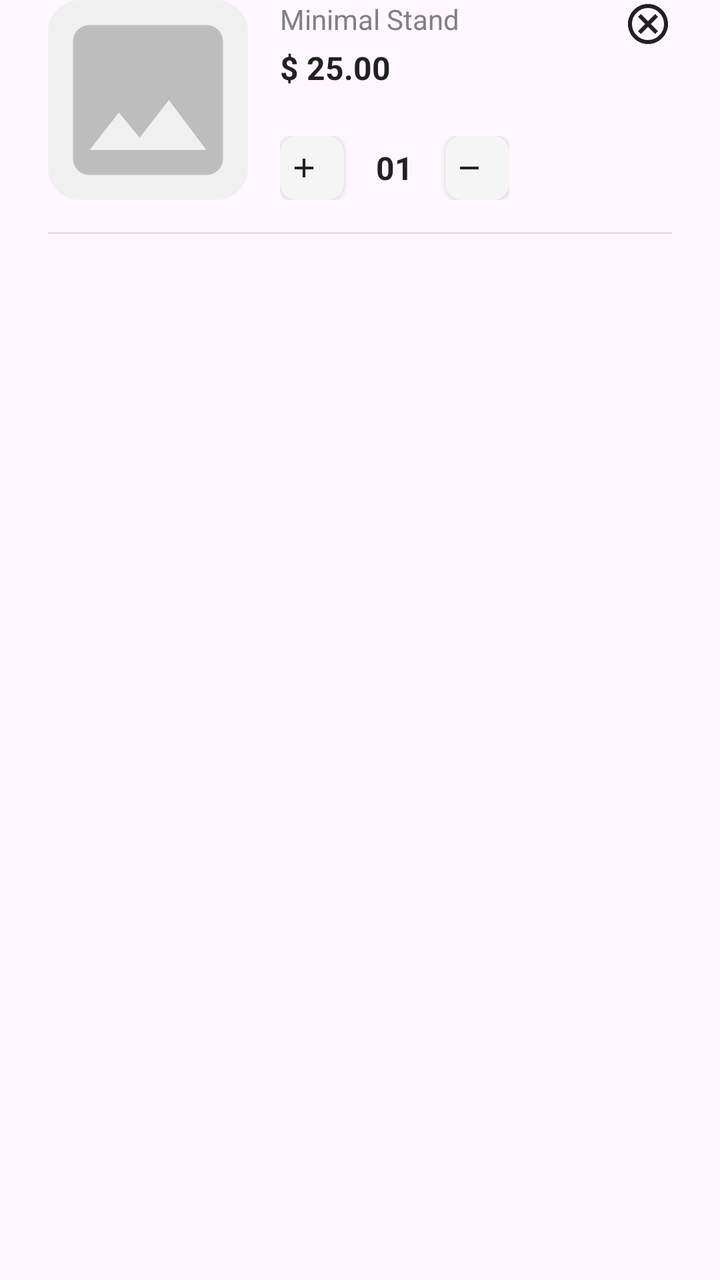
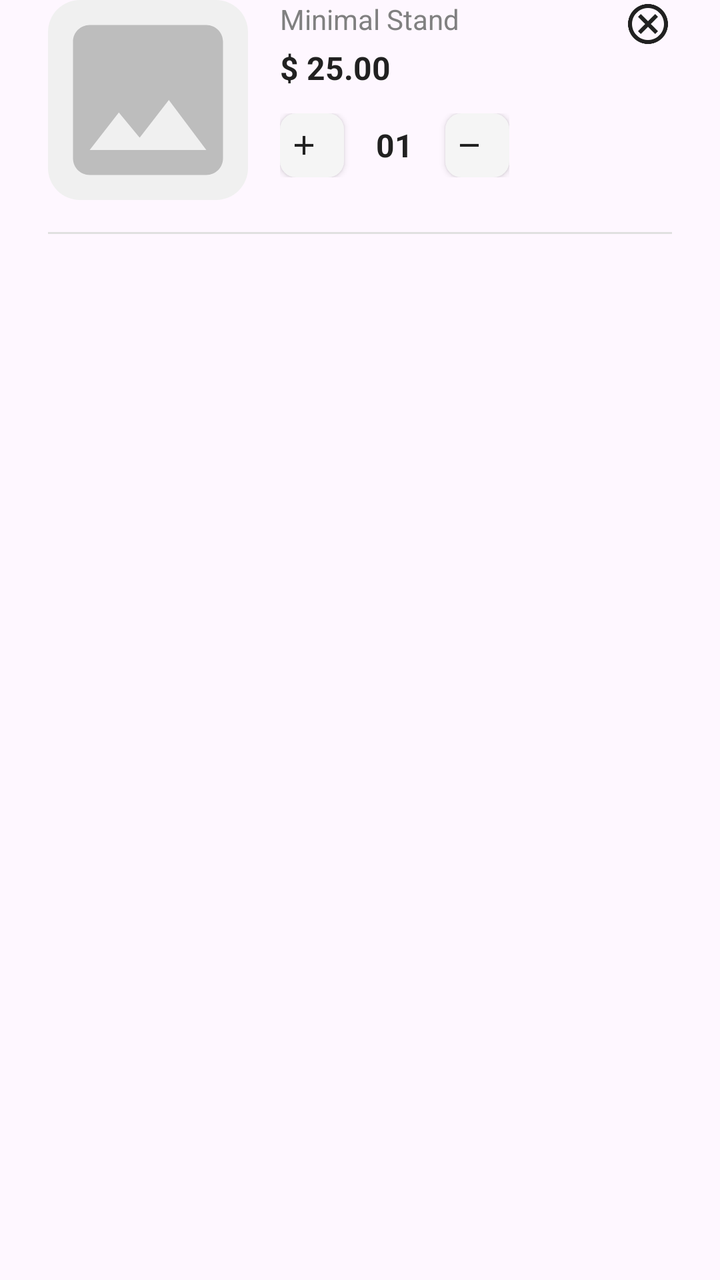

Two renders of the same Android screen: before a commit and after it. Below are the layout's source before the change and the commit's diff.
<!-- AndroidManifest.xml: application theme Theme.Furniture -->
<!-- res/layout/item_cart.xml -->
<?xml version="1.0" encoding="utf-8"?>
<androidx.constraintlayout.widget.ConstraintLayout xmlns:android="http://schemas.android.com/apk/res/android"
    xmlns:app="http://schemas.android.com/apk/res-auto"
    android:layout_width="match_parent"
    android:layout_height="wrap_content"
    android:layout_marginBottom="16dp"
    android:paddingStart="24dp"
    android:paddingEnd="24dp">

    
    <androidx.cardview.widget.CardView
        android:id="@+id/cv_image"
        android:layout_width="100dp"
        android:layout_height="100dp"
        app:cardCornerRadius="16dp"
        app:cardElevation="0dp"
        app:layout_constraintStart_toStartOf="parent"
        app:layout_constraintTop_toTopOf="parent">

        <ImageView
            android:id="@+id/img_cart_product"
            android:layout_width="match_parent"
            android:layout_height="match_parent"
            android:scaleType="centerCrop"
            android:src="@drawable/ic_image_placeholder" />
    </androidx.cardview.widget.CardView>

    
    <TextView
        android:id="@+id/tv_cart_name"
        android:layout_width="0dp"
        android:layout_height="wrap_content"
        android:layout_marginStart="16dp"
        android:layout_marginEnd="8dp"
        android:text="Minimal Stand"
        android:textColor="#808080"
        android:textSize="14sp"
        app:layout_constraintEnd_toStartOf="@id/btn_remove_cart"
        app:layout_constraintStart_toEndOf="@id/cv_image"
        app:layout_constraintTop_toTopOf="@id/cv_image" />

    
    <ImageButton
        android:id="@+id/btn_remove_cart"
        android:layout_width="24dp"
        android:layout_height="24dp"
        android:background="?selectableItemBackgroundBorderless"
        android:src="@drawable/ic_close_circle"
        app:layout_constraintEnd_toEndOf="parent"
        app:layout_constraintTop_toTopOf="@id/cv_image" />

    
    <TextView
        android:id="@+id/tv_cart_price"
        android:layout_width="0dp"
        android:layout_height="wrap_content"
        android:layout_marginStart="16dp"
        android:layout_marginTop="4dp"
        android:text="$ 25.00"
        android:textColor="#212121"
        android:textSize="16sp"
        android:textStyle="bold"
        app:layout_constraintStart_toEndOf="@id/cv_image"
        app:layout_constraintTop_toBottomOf="@id/tv_cart_name" />

    
    <LinearLayout
        android:layout_width="wrap_content"
        android:layout_height="wrap_content"
        android:layout_marginStart="16dp"
        android:gravity="center_vertical"
        android:orientation="horizontal"
        app:layout_constraintBottom_toBottomOf="@id/cv_image"
        app:layout_constraintStart_toEndOf="@id/cv_image">

        <com.google.android.material.button.MaterialButton
            android:id="@+id/btn_increase"
            android:layout_width="32dp"
            android:layout_height="32dp"
            app:backgroundTint="#F5F5F5"
            app:cornerRadius="8dp"
            app:elevation="0dp"
            app:icon="@drawable/ic_add"
            app:iconTint="#212121"
            app:iconSize="16dp"
            app:iconGravity="textStart"
            android:insetTop="0dp"
            android:insetBottom="0dp"
            android:paddingStart="8dp"
            android:paddingEnd="8dp"
            style="@style/Widget.MaterialComponents.Button" />

        <TextView
            android:id="@+id/tv_cart_quantity"
            android:layout_width="wrap_content"
            android:layout_height="wrap_content"
            android:layout_marginStart="16dp"
            android:layout_marginEnd="16dp"
            android:text="01"
            android:textColor="#212121"
            android:textSize="16sp"
            android:textStyle="bold" />

        <com.google.android.material.button.MaterialButton
            android:id="@+id/btn_decrease"
            android:layout_width="32dp"
            android:layout_height="32dp"
            app:backgroundTint="#F5F5F5"
            app:cornerRadius="8dp"
            app:elevation="0dp"
            app:icon="@drawable/ic_minus"
            app:iconTint="#212121"
            app:iconSize="16dp"
            app:iconGravity="textStart"
            android:insetTop="0dp"
            android:insetBottom="0dp"
            android:paddingStart="8dp"
            android:paddingEnd="8dp"
            style="@style/Widget.MaterialComponents.Button" />
    </LinearLayout>

    
    <TextView
        android:id="@+id/tv_cart_total_price"
        android:layout_width="wrap_content"
        android:layout_height="wrap_content"
        android:visibility="gone"
        app:layout_constraintStart_toEndOf="@id/cv_image"
        app:layout_constraintTop_toBottomOf="@id/cv_image" />

    
    <View
        android:layout_width="0dp"
        android:layout_height="1dp"
        android:layout_marginTop="16dp"
        android:background="#E0E0E0"
        app:layout_constraintTop_toBottomOf="@id/cv_image"
        app:layout_constraintStart_toStartOf="parent"
        app:layout_constraintEnd_toEndOf="parent" />

</androidx.constraintlayout.widget.ConstraintLayout>
<!-- resources referenced by this layout -->
<resources>
  <!-- drawable ic_add (drawable) -->
  <?xml version="1.0" encoding="utf-8"?>
  <vector xmlns:android="http://schemas.android.com/apk/res/android"
      android:width="24dp"
      android:height="24dp"
      android:viewportWidth="24"
      android:viewportHeight="24">
      <path
          android:fillColor="#9E9E9E"
          android:pathData="M19,13h-6v6h-2v-6H5v-2h6V5h2v6h6v2z" />
  </vector>
  <!-- drawable ic_close_circle (drawable) -->
  <vector xmlns:android="http://schemas.android.com/apk/res/android"
      android:width="24dp"
      android:height="24dp"
      android:viewportWidth="24"
      android:viewportHeight="24">
      <path
          android:fillColor="#212121"
          android:pathData="M12,2C6.47,2 2,6.47 2,12s4.47,10 10,10 10,-4.47 10,-10S17.53,2 12,2zM12,20c-4.41,0 -8,-3.59 -8,-8s3.59,-8 8,-8 8,3.59 8,8 -3.59,8 -8,8zM15.59,7L12,10.59 8.41,7 7,8.41 10.59,12 7,15.59 8.41,17 12,13.41 15.59,17 17,15.59 13.41,12 17,8.41z"/>
  </vector>
  <!-- drawable ic_image_placeholder (drawable) -->
  <?xml version="1.0" encoding="utf-8"?>
  <vector xmlns:android="http://schemas.android.com/apk/res/android"
      android:width="48dp"
      android:height="48dp"
      android:viewportWidth="24"
      android:viewportHeight="24">
      
      <path
          android:fillColor="#F0F0F0"
          android:pathData="M0,0 L24,0 L24,24 L0,24 Z" />
      
      <path
          android:fillColor="#BDBDBD"
          android:pathData="M21,19V5c0,-1.1 -0.9,-2 -2,-2H5c-1.1,0 -2,0.9 -2,2v14c0,1.1 0.9,2 2,2h14c1.1,0 2,-0.9 2,-2zM8.5,13.5l2.5,3.01L14.5,12l4.5,6H5l3.5,-4.5z" />
  </vector>
  <!-- drawable ic_minus (drawable) -->
  <?xml version="1.0" encoding="utf-8"?>
  <vector xmlns:android="http://schemas.android.com/apk/res/android"
      android:width="24dp"
      android:height="24dp"
      android:viewportWidth="24"
      android:viewportHeight="24">
      <path
          android:fillColor="#9E9E9E"
          android:pathData="M19,13H5v-2h14v2z" />
  </vector>
  <style name="Theme.Furniture" parent="Base.Theme.Furniture" />
  <style name="Base.Theme.Furniture" parent="Theme.Material3.DayNight.NoActionBar">
          
          
      </style>
</resources>

<!-- the commit's change to res/layout/item_cart.xml (unified diff, before → after) -->
@@ -35,6 +35,8 @@
         android:text="Minimal Stand"
         android:textColor="#808080"
         android:textSize="14sp"
+        android:maxLines="2"
+        android:ellipsize="end"
         app:layout_constraintEnd_toStartOf="@id/btn_remove_cart"
         app:layout_constraintStart_toEndOf="@id/cv_image"
         app:layout_constraintTop_toTopOf="@id/cv_image" />
@@ -65,12 +67,14 @@
 
     
     <LinearLayout
+        android:id="@+id/ll_quantity"
         android:layout_width="wrap_content"
         android:layout_height="wrap_content"
         android:layout_marginStart="16dp"
+        android:layout_marginTop="12dp"
         android:gravity="center_vertical"
         android:orientation="horizontal"
-        app:layout_constraintBottom_toBottomOf="@id/cv_image"
+        app:layout_constraintTop_toBottomOf="@id/tv_cart_price"
         app:layout_constraintStart_toEndOf="@id/cv_image">
 
         <com.google.android.material.button.MaterialButton
@@ -126,7 +130,14 @@
         android:layout_height="wrap_content"
         android:visibility="gone"
         app:layout_constraintStart_toEndOf="@id/cv_image"
-        app:layout_constraintTop_toBottomOf="@id/cv_image" />
+        app:layout_constraintTop_toBottomOf="@id/ll_quantity" />
+
+    <androidx.constraintlayout.widget.Barrier
+        android:id="@+id/barrier_bottom"
+        android:layout_width="wrap_content"
+        android:layout_height="wrap_content"
+        app:barrierDirection="bottom"
+        app:constraint_referenced_ids="cv_image,ll_quantity" />
 
     
     <View
@@ -134,7 +145,7 @@
         android:layout_height="1dp"
         android:layout_marginTop="16dp"
         android:background="#E0E0E0"
-        app:layout_constraintTop_toBottomOf="@id/cv_image"
+        app:layout_constraintTop_toBottomOf="@id/barrier_bottom"
         app:layout_constraintStart_toStartOf="parent"
         app:layout_constraintEnd_toEndOf="parent" />
 
